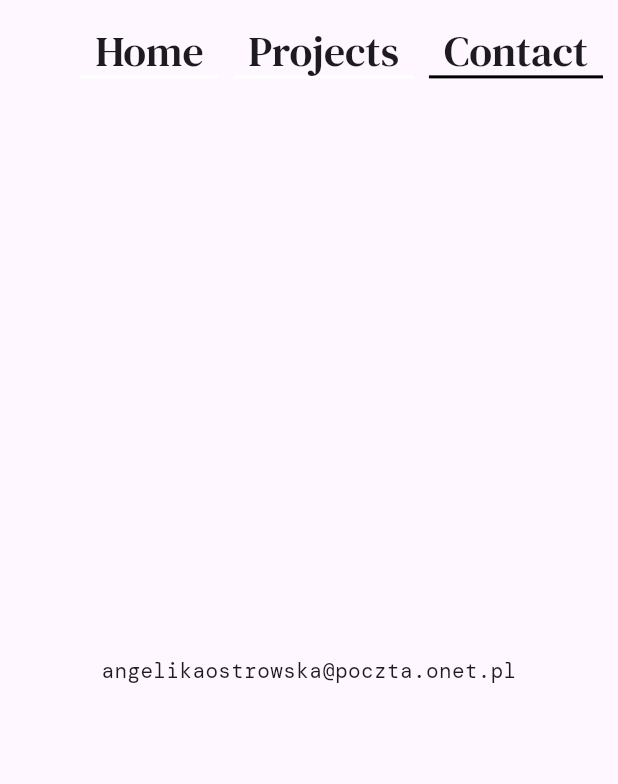
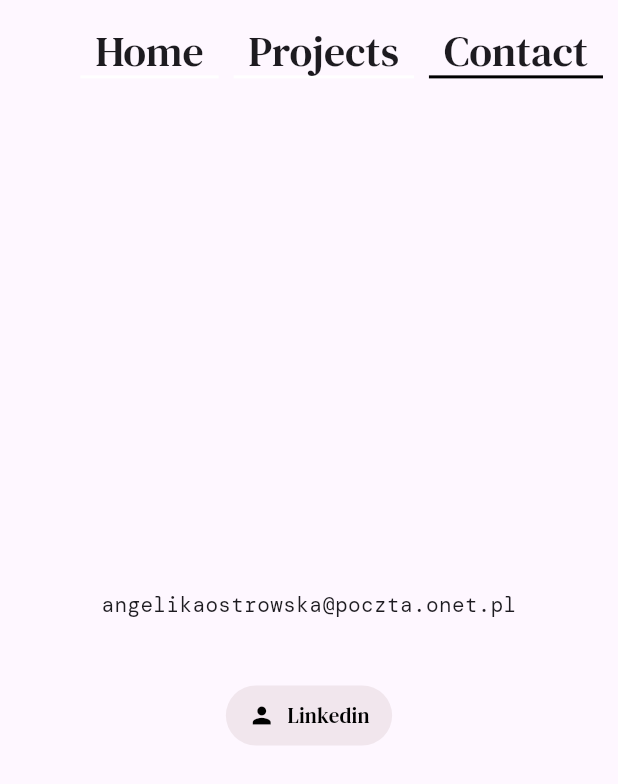
Before and after one commit to angost/Portfolio-Website, a Flutter app: the ContactPage screen opened directly, on a phone screen of 412 x 824 dp. Shown: the top 784 px of the screen. Run offline on Flutter 3.47's test engine with Material 3 defaults, Android fonts, the phone set to English and light mode, and no system bars; our stand-ins replace auto_size_text, carousel_slider, flip_card, flutter_widget_from_html; project files that could hold a hidden picture were left out.

Commit message:
Added Linkedin link in Contact page

```diff
--- a/lib/contactPage.dart
+++ b/lib/contactPage.dart
@@ -1,6 +1,8 @@
 // ignore_for_file: unnecessary_this, prefer_const_constructors
 
 import 'package:flutter/material.dart';
+import 'package:flutter_widget_from_html/flutter_widget_from_html.dart';
+import 'package:url_launcher/url_launcher.dart';
 import 'package:portfolio_app/myAppBar.dart';
 
 class ContactPage extends StatefulWidget {
@@ -19,8 +21,29 @@ class _ContactPageState extends State<ContactPage> {
     return Scaffold(
       appBar: MyAppBar(context, "Contact", false, windowWidth > windowHeight),
       body: Center(
-        child: Text('angelikaostrowska@poczta.onet.pl'),
-      ),
+          child: Column(children: <Widget>[
+        Spacer(),
+        Text('angelikaostrowska@poczta.onet.pl'),
+        SizedBox(height: 40),
+        ElevatedButton.icon(
+          style: ButtonStyle(
+            padding: MaterialStateProperty.all<EdgeInsets>(
+                const EdgeInsets.only(
+                    left: 15, right: 15, top: 10, bottom: 10)),
+            overlayColor: MaterialStateProperty.all<Color>(
+                const Color.fromRGBO(201, 116, 149, 0.5)),
+            backgroundColor: MaterialStateProperty.all<Color>(
+                const Color.fromRGBO(227, 213, 219, 0.5)),
+            shadowColor: MaterialStateProperty.all<Color>(Colors.transparent),
+            foregroundColor: MaterialStateProperty.all<Color>(Colors.black),
+            splashFactory: NoSplash.splashFactory,
+          ),
+          onPressed: () => launch('www.linkedin.com/in/angelikaostrowska'),
+          label: Text('Linkedin'),
+          icon: Icon(Icons.person),
+        ),
+        Spacer(),
+      ])),
     );
   }
 }
--- a/pubspec.yaml
+++ b/pubspec.yaml
@@ -12,6 +12,8 @@ dependencies:
   flip_card: ^0.7.0
   carousel_slider: ^4.2.1
   auto_size_text: ^3.0.0
+  flutter_widget_from_html: ^0.14.11
+  url_launcher: ^6.2.5
 
 dev_dependencies:
   flutter_test:
```
Also changed, not shown: pubspec.lock, 5 other files.
